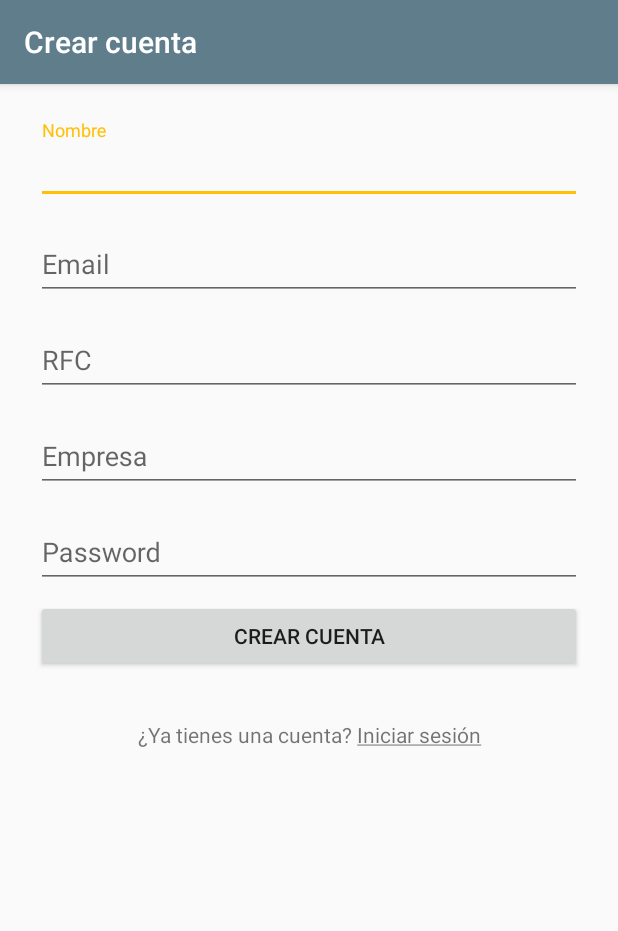
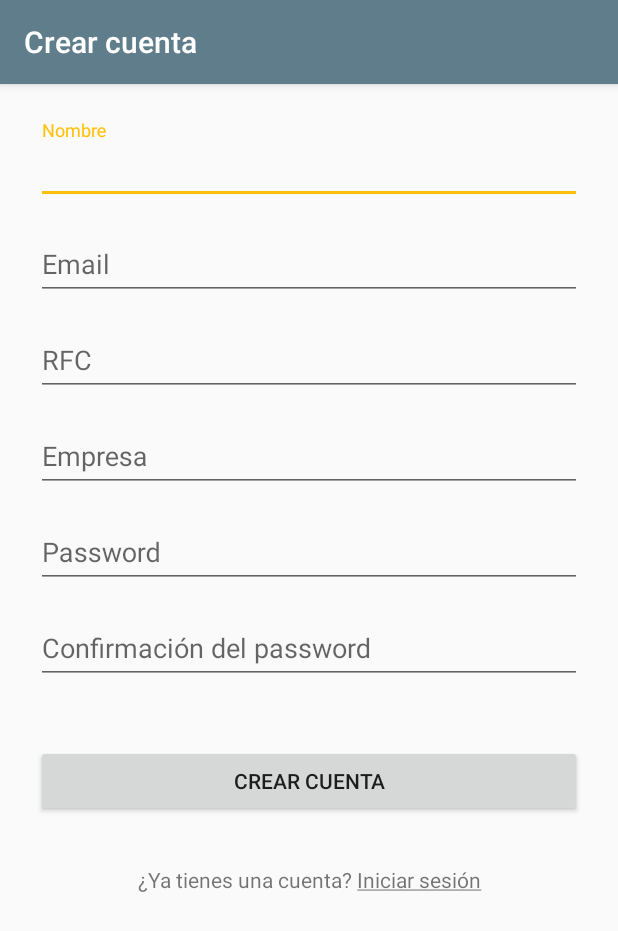
Before and after one commit to ccalvario/administracion-sucursales-test, an Android app: the screen it shows after launch (AddUsuarioActivity), after a tap on an icon or button, on a phone screen of 412 x 824 dp. Shown: the top 931 px of the screen. Run offline under Robolectric (Android 15) with nearby library versions, the light colour scheme and no system bars; our stand-ins replace Room's generated code, data binding; libraries missing offline, so code that uses them is left out: android.arch.persistence, trikita.log; 17 statements that could not run were skipped.

Commit message:
Verificar si ya existe un usuario con el email

```diff
--- a/app/src/main/java/prj/ccalvario/administracionsucursales/db/UsuarioDao.java
+++ b/app/src/main/java/prj/ccalvario/administracionsucursales/db/UsuarioDao.java
@@ -21,7 +21,7 @@
     LiveData<Usuario> getUsuario(int id);
 
     @Query("SELECT * FROM usuarios WHERE email = :email")
-    LiveData<Usuario> getUsuario(String email);
+    LiveData<Usuario> getUsuarioByEmail(String email);
 
     @Query("SELECT * FROM usuarios WHERE email = :email AND password = :password")
     LiveData<Usuario> getUsuarioByEmailPassword(String email, String password);
--- a/app/src/main/java/prj/ccalvario/administracionsucursales/repository/UsuarioRepository.java
+++ b/app/src/main/java/prj/ccalvario/administracionsucursales/repository/UsuarioRepository.java
@@ -30,6 +30,8 @@
     }
 
     public LiveData<Usuario> getUsuario(int id) { return mUsuarioDao.getUsuario(id); }
+
+    public LiveData<Usuario> getUsuarioByEmail(String email) { return mUsuarioDao.getUsuarioByEmail(email); }
 
     public LiveData<Usuario> getUsuarioByEmailPassword(String email, String password) {
         SecureData sec =  new SecureData(mSecretKey, true);
--- a/app/src/main/res/layout/activity_add_usuario.xml
+++ b/app/src/main/res/layout/activity_add_usuario.xml
@@ -110,6 +110,35 @@
                     android:text="@={viewModel.password}" />
             </android.support.design.widget.TextInputLayout>
 
+            <android.support.design.widget.TextInputLayout
+                android:id="@+id/textInput_password_confirmacion"
+                android:layout_width="match_parent"
+                android:layout_height="wrap_content"
+                android:layout_marginTop="@dimen/item_vertical_margin"
+                app:passwordToggleDrawable="@drawable/ic_menu"
+                app:error="@{viewModel.errorPasswordConfirmacion}">
+
+                <EditText
+                    android:id="@+id/editText_password_confirmacion"
+                    android:layout_width="match_parent"
+                    android:layout_height="wrap_content"
+                    android:hint="@string/usuario_password_confirmacion"
+                    android:inputType="textPassword"
+                    android:maxLines="1"
+                    android:text="@={viewModel.passwordConfirmacion}" />
+            </android.support.design.widget.TextInputLayout>
+
+            <TextView
+                android:id="@+id/textView_crear_error"
+                android:layout_width="match_parent"
+                android:layout_height="wrap_content"
+                android:layout_marginTop="@dimen/item_vertical_margin"
+                android:layout_marginBottom="@dimen/item_vertical_margin"
+                android:layout_marginLeft="8dp"
+                android:textColor="@color/mensaje_error"
+                style="@style/TextAppearance.AppCompat.Caption"
+                android:text="@={viewModel.errorCrear}" />
+
             <Button
                 android:id="@+id/btn_crear"
                 android:layout_width="match_parent"
```
Also changed, not shown: app/src/main/java/prj/ccalvario/administracionsucursales/ui/AddUsuarioActivity.java (+11 -3 lines), app/src/main/java/prj/ccalvario/administracionsucursales/viewmodel/UsuarioViewModel.java (+17 -0 lines).
